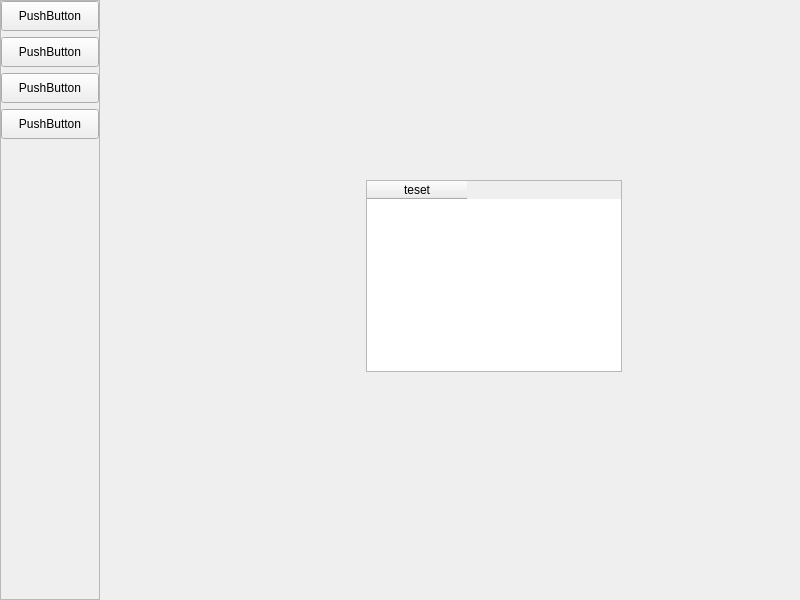
QiuLiang-99/OneLifeRelief, file mianwidget.ui: the form before one commit.
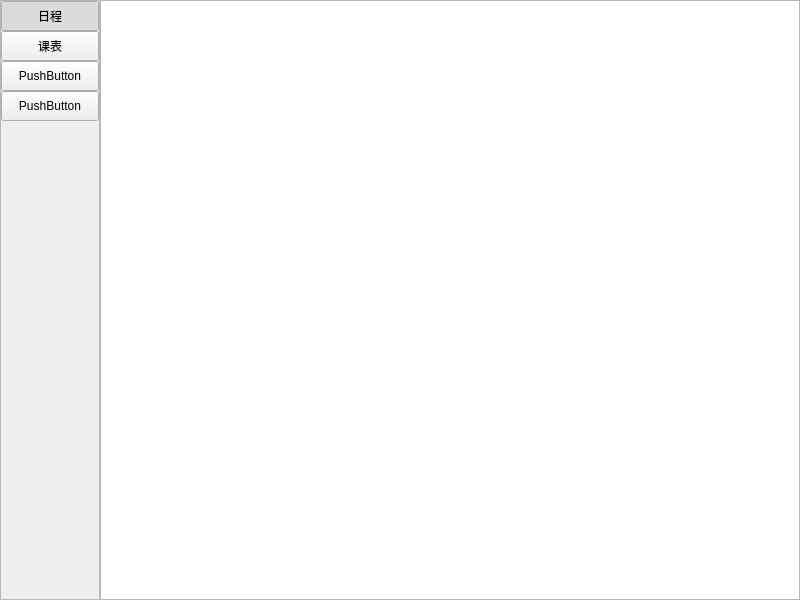
The form after the commit.

The edit to the form file:
```diff
--- a/mianwidget.ui
+++ b/mianwidget.ui
@@ -14,6 +14,9 @@
    <string>一身轻</string>
   </property>
   <layout class="QHBoxLayout" name="horizontalLayout">
+   <property name="spacing">
+    <number>0</number>
+   </property>
    <property name="leftMargin">
     <number>0</number>
    </property>
@@ -41,6 +44,9 @@
       <enum>QFrame::Raised</enum>
      </property>
      <layout class="QVBoxLayout" name="verticalLayout">
+      <property name="spacing">
+       <number>0</number>
+      </property>
       <property name="leftMargin">
        <number>0</number>
       </property>
@@ -62,7 +68,19 @@
          </size>
         </property>
         <property name="text">
-         <string>PushButton</string>
+         <string>日程</string>
+        </property>
+        <property name="checkable">
+         <bool>true</bool>
+        </property>
+        <property name="checked">
+         <bool>true</bool>
+        </property>
+        <property name="autoExclusive">
+         <bool>true</bool>
+        </property>
+        <property name="autoDefault">
+         <bool>false</bool>
         </property>
        </widget>
       </item>
@@ -75,7 +93,19 @@
          </size>
         </property>
         <property name="text">
-         <string>PushButton</string>
+         <string>课表</string>
+        </property>
+        <property name="checkable">
+         <bool>true</bool>
+        </property>
+        <property name="checked">
+         <bool>false</bool>
+        </property>
+        <property name="autoExclusive">
+         <bool>true</bool>
+        </property>
+        <property name="autoDefault">
+         <bool>false</bool>
         </property>
        </widget>
       </item>
@@ -90,6 +120,18 @@
         <property name="text">
          <string>PushButton</string>
         </property>
+        <property name="checkable">
+         <bool>true</bool>
+        </property>
+        <property name="checked">
+         <bool>false</bool>
+        </property>
+        <property name="autoExclusive">
+         <bool>true</bool>
+        </property>
+        <property name="autoDefault">
+         <bool>false</bool>
+        </property>
        </widget>
       </item>
       <item>
@@ -103,6 +145,18 @@
         <property name="text">
          <string>PushButton</string>
         </property>
+        <property name="checkable">
+         <bool>true</bool>
+        </property>
+        <property name="checked">
+         <bool>false</bool>
+        </property>
+        <property name="autoExclusive">
+         <bool>true</bool>
+        </property>
+        <property name="autoDefault">
+         <bool>false</bool>
+        </property>
        </widget>
       </item>
       <item>
@@ -130,21 +184,26 @@
       </size>
      </property>
      <widget class="QWidget" name="page">
-      <widget class="QTableWidget" name="tableWidget">
-       <property name="geometry">
-        <rect>
-         <x>260</x>
-         <y>180</y>
-         <width>256</width>
-         <height>192</height>
-        </rect>
+      <layout class="QGridLayout" name="gridLayout">
+       <property name="leftMargin">
+        <number>0</number>
        </property>
-       <column>
-        <property name="text">
-         <string>teset</string>
-        </property>
-       </column>
-      </widget>
+       <property name="topMargin">
+        <number>0</number>
+       </property>
+       <property name="rightMargin">
+        <number>0</number>
+       </property>
+       <property name="bottomMargin">
+        <number>0</number>
+       </property>
+       <property name="spacing">
+        <number>0</number>
+       </property>
+       <item row="0" column="0">
+        <widget class="QTableWidget" name="tableWidget"/>
+       </item>
+      </layout>
      </widget>
      <widget class="QWidget" name="page_2"/>
     </widget>
```
Left out of the diff: 23 changed lines with no effect on the pictures.
